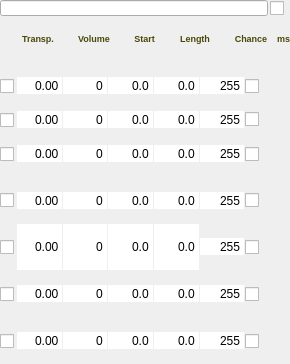
First picture: the form in Qt/qt4_patch_widget.ui, repository kmatheussen/radium, before the edit.
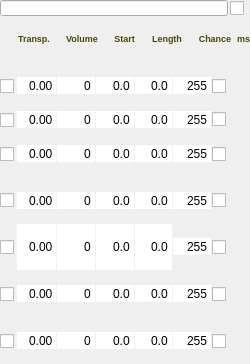
Second picture: the form after the edit.

Diff of the .ui file:
```diff
--- a/Qt/qt4_patch_widget.ui
+++ b/Qt/qt4_patch_widget.ui
@@ -6,12 +6,12 @@
    <rect>
     <x>0</x>
     <y>0</y>
-    <width>290</width>
+    <width>250</width>
     <height>364</height>
    </rect>
   </property>
   <property name="sizePolicy">
-   <sizepolicy hsizetype="Fixed" vsizetype="Fixed">
+   <sizepolicy hsizetype="Minimum" vsizetype="Fixed">
     <horstretch>0</horstretch>
     <verstretch>0</verstretch>
    </sizepolicy>
@@ -84,6 +84,12 @@
    </item>
    <item>
     <widget class="QWidget" name="voices_widget" native="true">
+     <property name="sizePolicy">
+      <sizepolicy hsizetype="Minimum" vsizetype="Preferred">
+       <horstretch>0</horstretch>
+       <verstretch>0</verstretch>
+      </sizepolicy>
+     </property>
      <layout class="QVBoxLayout" name="verticalLayout_9">
       <property name="spacing">
        <number>1</number>
```
